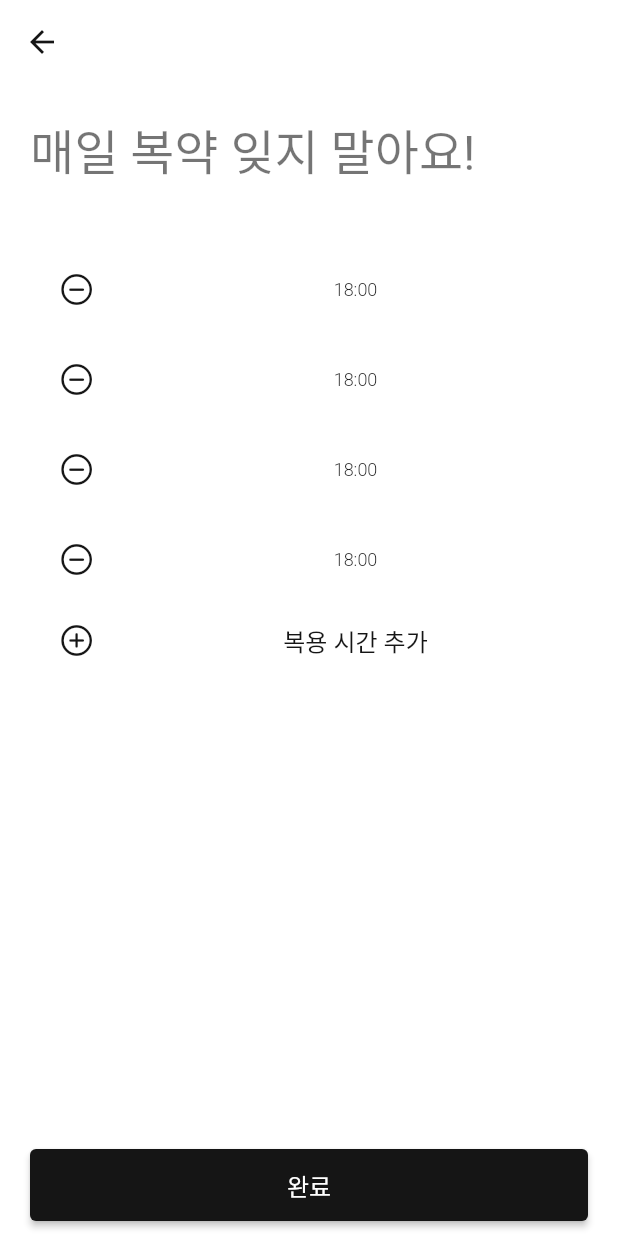
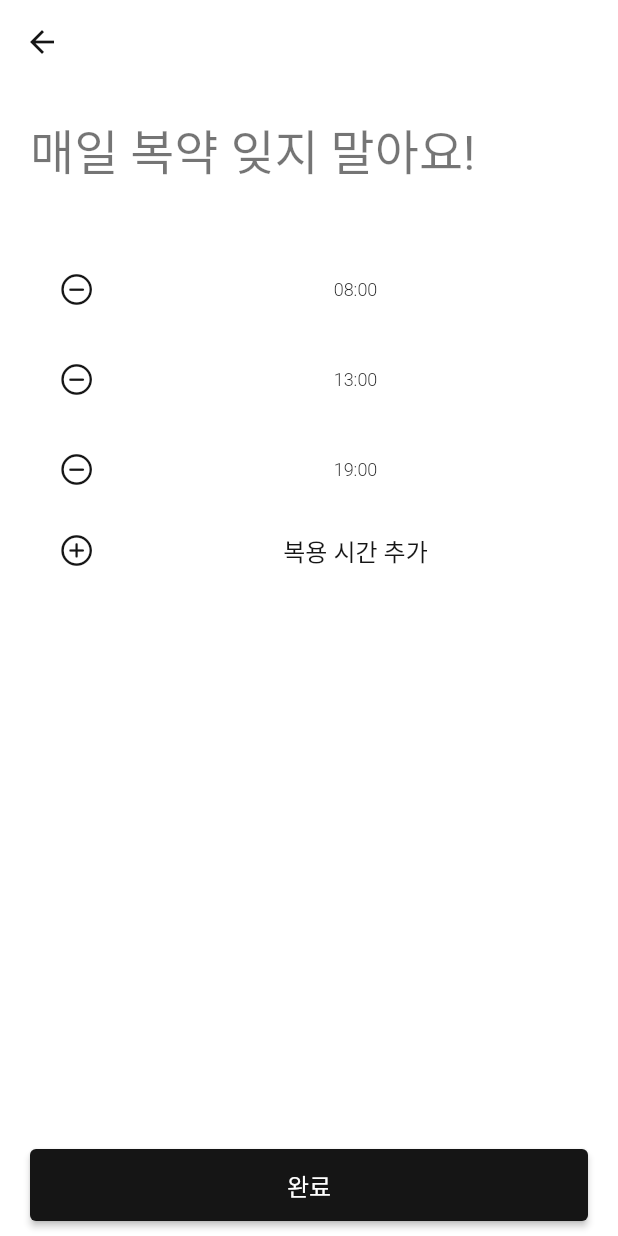
Before and after one commit to Juwon-Yun/Take-a-Pill, a Flutter app: the AddAlarmPage screen opened directly with empty values, on a phone screen of 412 x 824 dp. Run offline on Flutter 3.47's test engine with Material 2 defaults, Android fonts, the phone set to English and light mode, and no system bars; our stand-ins replace image_picker; Roboto replaces fonts that are missing (GmarketSansTTF).

Commit message:
feat: alarms set

```diff
--- a/lib/pages/add_medicine/add_alarm_page.dart
+++ b/lib/pages/add_medicine/add_alarm_page.dart
@@ -9,10 +9,15 @@ import 'package:flutter_app/components/custom_widget.dart';
 import 'components/add_page_widget.dart';
 
 class AddAlarmPage extends StatelessWidget {
-  const AddAlarmPage({Key? key, required this.medicineImage, required this.medicineName}) : super(key: key);
+  AddAlarmPage({Key? key, required this.medicineImage, required this.medicineName}) : super(key: key);
 
   final File? medicineImage;
   final String medicineName;
+  final alarms = <String>[
+    '08:00',
+    '13:00',
+    '19:00',
+  ];
 
   @override
   Widget build(BuildContext context) {
@@ -26,27 +31,37 @@ class AddAlarmPage extends StatelessWidget {
         const SizedBox(height: largeSpace),
           // 기존에 SingleChildScrollView를 해놓아서 나머지 높이가 무제한 Expanded 되기 때문에 에러를 표시한다.
           Expanded(child: ListView(
-            children: const [
-              AlarmBox(),
-              AlarmBox(),
-              AlarmBox(),
-              AlarmBox(),
-              AddAlarmButton(),
-            ],
+            children: alarmWidgets,
+            // children: const [
+            //   AlarmBox(),
+            //   AlarmBox(),
+            //   AlarmBox(),
+            //   AlarmBox(),
+            //   AddAlarmButton(),
+            // ],
           ))
         ],
       ),
       bottomNavigationBar: BottomSubmitButton(onPressed: (){}, text: '완료'),
     );
   }
+  List<Widget> get alarmWidgets {
+    final children = <Widget>[];
+
+    children.addAll(
+        alarms.map((alaramTime) => AlarmBox( time:  alaramTime,)),
+    );
+    children.add(AddAlarmButton());
+    return children;
+  }
 }
 
 class AlarmBox extends StatelessWidget {
   const AlarmBox({
-    Key? key,
+    Key? key, required this.time
   }) : super(key: key);
 
-  // DateTime dateTime = DateTime.now();
+  final String time;
 
   @override
   Widget build(BuildContext context) {
@@ -61,6 +76,23 @@ class AlarmBox extends StatelessWidget {
               child: TextButton(
                 onPressed: (){
                 showModalBottomSheet(context: context, builder: (context){
+                  return const TimePickerBottomSheet();
+                });
+            // }, child: const Text('18:00'))),
+              },
+              child: Text(time)
+            )
+          ),
+        ],
+      ),
+    );
+  }
+}
+class TimePickerBottomSheet extends StatelessWidget {
+  const TimePickerBottomSheet({Key? key}) : super(key: key);
+
+  @override
+  Widget build(BuildContext context) {
     return BottomSheetBody(children: [
       SizedBox(
           height: 200,
@@ -95,15 +127,6 @@ class AlarmBox extends StatelessWidget {
         ],
       )
     ]);
-                });
-            // }, child: const Text('18:00'))),
-              },
-              child: const Text('18:00')
-            )
-          ),
-        ],
-      ),
-    );
   }
 }
 
```
Lines whose indentation alone changed are shown as unchanged.
